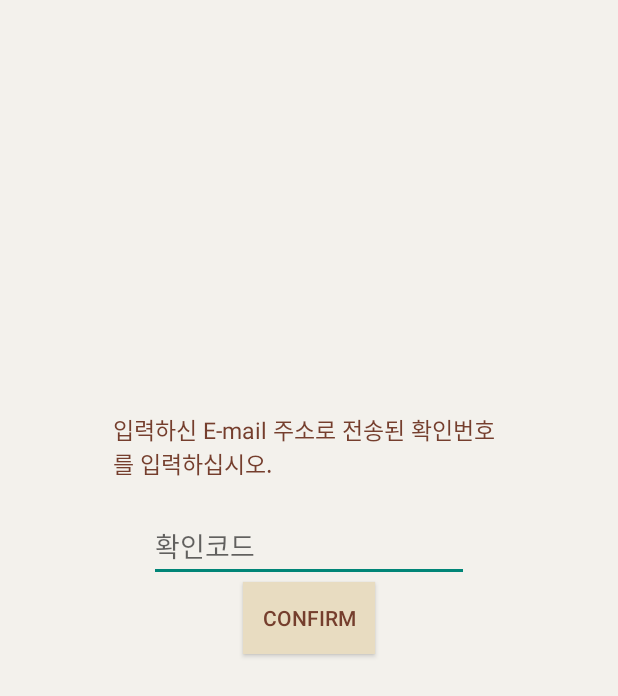
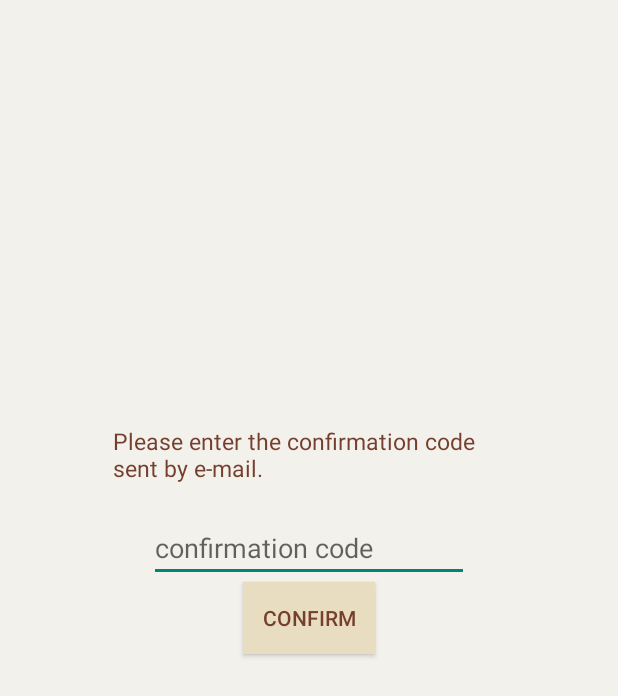
Before and after one commit to kanghyejin0106/SH_F, an Android app: the First screen opened directly, with no data from a screen before it, after a tap on "CONFIRM", on a phone screen of 412 x 824 dp. Shown: the top 696 px of the screen. Run offline under Robolectric (Android 15) with nearby library versions, the phone set to English and light mode, and no system bars; our stand-ins replace Firebase (no records; nobody signed in at launch, a user with empty details on screens opened directly); 2 statements that could not run were skipped.

Commit message:
part translation

```diff
--- a/app/src/main/AndroidManifest.xml
+++ b/app/src/main/AndroidManifest.xml
@@ -31,7 +31,7 @@
         android:theme="@style/Theme.AppCompat.DayNight.NoActionBar">
         <meta-data
             android:name="com.google.android.geo.API_KEY"
-            android:value="AIzaSyCXJkHuA7U5QPf18g58uFy3ga0uxTjxWxk" />
+            android:value="AIzaSyA7ja-KQCK6TVU7QPMXclDsZ808BKaw-oA" />
 
         <activity android:name=".Intro" />
         <activity android:name=".First" />
--- a/app/src/main/java/com/example/home/myapplication/Activity_login.java
+++ b/app/src/main/java/com/example/home/myapplication/Activity_login.java
@@ -68,7 +68,7 @@ public class Activity_login extends AppCompatActivity {
                     public void onDataChange(DataSnapshot dataSnapshot) {
                         correctpw = dataSnapshot.child("userPW").getValue().toString();
                         if(pw.equals(correctpw)){
-                            Toast.makeText(getApplicationContext(),"로그인 되었습니다.",Toast.LENGTH_SHORT).show();
+                            Toast.makeText(getApplicationContext(),"Log in.",Toast.LENGTH_SHORT).show();
                             if(check.equals("1")){
                                 Intent new_page = new Intent(Activity_login.this,MainActivity.class);
                                 new_page.putExtra("ID",id);
@@ -82,7 +82,7 @@ public class Activity_login extends AppCompatActivity {
                             }
 
                         }else{
-                            Toast.makeText(getApplicationContext(),"다시 입력해 주세요.",Toast.LENGTH_SHORT).show();
+                            Toast.makeText(getApplicationContext(),"Try again.",Toast.LENGTH_SHORT).show();
                         }
                     }
 
--- a/app/src/main/java/com/example/home/myapplication/First.java
+++ b/app/src/main/java/com/example/home/myapplication/First.java
@@ -53,7 +53,7 @@ public class First extends AppCompatActivity{
                     startActivity(intent);
                 }
                 else{
-                    Toast.makeText(getApplicationContext(),"다시확인하세요",Toast.LENGTH_SHORT).show();
+                    Toast.makeText(getApplicationContext(),"Try again.",Toast.LENGTH_SHORT).show();
                 }
 
             }
--- a/app/src/main/java/com/example/home/myapplication/Room_details.java
+++ b/app/src/main/java/com/example/home/myapplication/Room_details.java
@@ -1,7 +1,7 @@
 package com.example.home.myapplication;
 
 import android.app.Activity;
-import android.support.v7.app.AppCompatActivity;
+//import android.support.v7.app.AppCompatActivity;
 import android.os.Bundle;
 import android.view.MotionEvent;
 import android.view.View;
--- a/app/src/main/java/com/example/home/myapplication/list.java
+++ b/app/src/main/java/com/example/home/myapplication/list.java
@@ -84,7 +84,6 @@ public class list extends Fragment {
 //                intent.putExtra("aa,")
                 startActivity(intent);
 
-
             }
         });
         return v;
--- a/app/src/main/res/layout/activity_first.xml
+++ b/app/src/main/res/layout/activity_first.xml
@@ -22,7 +22,7 @@
         android:layout_marginHorizontal="55dp"
         android:background="@color/bg"
         android:padding="20dp"
-        android:text="입력하신 E-mail 주소로 전송된 확인번호를 입력하십시오."
+        android:text="Please enter the confirmation code sent by e-mail."
         android:textColor="#753E2D"
         android:textSize="15dp" />
 
@@ -44,7 +44,7 @@
         android:layout_above="@+id/btn_Confirm"
         android:layout_centerHorizontal="true"
         android:ems="10"
-        android:hint="확인코드"
+        android:hint="confirmation code"
         android:inputType="textPersonName" />
 
 </RelativeLayout>
```
Also changed, not shown: 1 other file.
